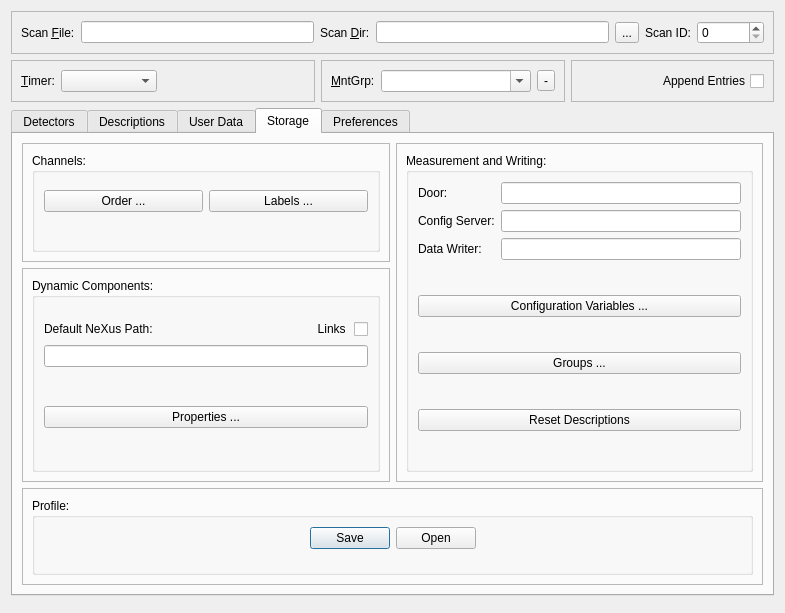
The window that nxselector/ui/Selector.ui (nexdatas/nxselector) describes before a commit, drawn with Qt 5.
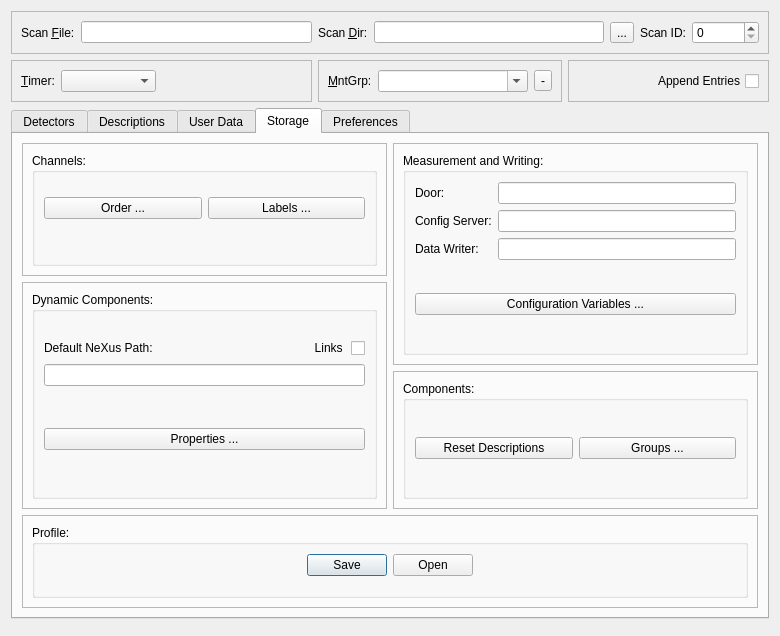
The same window after the commit. The open tabs and pages were chosen to show the change.

Commit message: change selector layout

```diff
--- a/nxselector/ui/Selector.ui
+++ b/nxselector/ui/Selector.ui
@@ -6,8 +6,8 @@
    <rect>
     <x>0</x>
     <y>0</y>
-    <width>785</width>
-    <height>613</height>
+    <width>780</width>
+    <height>636</height>
    </rect>
   </property>
   <property name="windowTitle">
@@ -342,6 +342,8 @@
         </attribute>
         <layout class="QGridLayout" name="gridLayout_21">
          <item row="0" column="0">
+          <layout class="QVBoxLayout" name="verticalLayout_9">
+           <item>
           <layout class="QHBoxLayout" name="horizontalLayout_5">
            <item>
             <layout class="QVBoxLayout" name="verticalLayout_6">
@@ -383,19 +385,6 @@
                      </property>
                     </spacer>
                    </item>
-                   <item row="3" column="1">
-                    <spacer name="verticalSpacer_22">
-                     <property name="orientation">
-                      <enum>Qt::Vertical</enum>
-                     </property>
-                     <property name="sizeHint" stdset="0">
-                      <size>
-                       <width>20</width>
-                       <height>40</height>
-                      </size>
-                     </property>
-                    </spacer>
-                   </item>
                    <item row="2" column="0">
                     <widget class="QPushButton" name="orderPushButton">
                      <property name="text">
@@ -403,6 +392,19 @@
                      </property>
                     </widget>
                    </item>
+                     <item row="3" column="1">
+                      <spacer name="verticalSpacer_22">
+                       <property name="orientation">
+                        <enum>Qt::Vertical</enum>
+                       </property>
+                       <property name="sizeHint" stdset="0">
+                        <size>
+                         <width>20</width>
+                         <height>40</height>
+                        </size>
+                       </property>
+                      </spacer>
+                     </item>
                   </layout>
                  </widget>
                 </item>
@@ -519,7 +521,7 @@
             </layout>
            </item>
            <item>
-            <layout class="QVBoxLayout" name="verticalLayout_4">
+              <layout class="QVBoxLayout" name="verticalLayout_8">
              <item>
               <widget class="QFrame" name="measFrame">
                <property name="frameShape">
@@ -607,29 +609,6 @@
                        </item>
                       </layout>
                      </item>
-                     <item>
-                      <spacer name="verticalSpacer_5">
-                       <property name="orientation">
-                        <enum>Qt::Vertical</enum>
-                       </property>
-                       <property name="sizeType">
-                        <enum>QSizePolicy::Maximum</enum>
-                       </property>
-                       <property name="sizeHint" stdset="0">
-                        <size>
-                         <width>20</width>
-                         <height>40</height>
-                        </size>
-                       </property>
-                      </spacer>
-                     </item>
-                     <item>
-                      <widget class="QPushButton" name="groupsPushButton">
-                       <property name="text">
-                        <string>Groups ...</string>
-                       </property>
-                      </widget>
-                     </item>
                      <item>
                       <spacer name="verticalSpacer_11">
                        <property name="orientation">
@@ -646,6 +625,47 @@
                        </property>
                       </spacer>
                      </item>
+                      </layout>
+                     </item>
+                    </layout>
+                   </widget>
+                  </item>
+                 </layout>
+                </widget>
+               </item>
+               <item>
+                <widget class="QFrame" name="componentFrame">
+                 <property name="frameShape">
+                  <enum>QFrame::StyledPanel</enum>
+                 </property>
+                 <property name="frameShadow">
+                  <enum>QFrame::Raised</enum>
+                 </property>
+                 <layout class="QGridLayout" name="gridLayout_9">
+                  <item row="0" column="0">
+                   <widget class="QGroupBox" name="groupBox_4">
+                    <property name="title">
+                     <string>Components:</string>
+                    </property>
+                    <layout class="QGridLayout" name="gridLayout_18">
+                     <item row="0" column="0">
+                      <spacer name="verticalSpacer_5">
+                       <property name="orientation">
+                        <enum>Qt::Vertical</enum>
+                       </property>
+                       <property name="sizeType">
+                        <enum>QSizePolicy::Maximum</enum>
+                       </property>
+                       <property name="sizeHint" stdset="0">
+                        <size>
+                         <width>20</width>
+                         <height>40</height>
+                        </size>
+                       </property>
+                      </spacer>
+                     </item>
+                     <item row="1" column="0">
+                      <layout class="QHBoxLayout" name="horizontalLayout_10">
                      <item>
                       <widget class="QPushButton" name="resetDescriptionsPushButton">
                        <property name="text">
@@ -654,13 +674,19 @@
                       </widget>
                      </item>
                      <item>
+                        <widget class="QPushButton" name="groupsPushButton">
+                         <property name="text">
+                          <string>Groups ...</string>
+                         </property>
+                        </widget>
+                       </item>
+                      </layout>
+                     </item>
+                     <item row="2" column="0">
                       <spacer name="verticalSpacer_7">
                        <property name="orientation">
                         <enum>Qt::Vertical</enum>
                        </property>
-                       <property name="sizeType">
-                        <enum>QSizePolicy::Expanding</enum>
-                       </property>
                        <property name="sizeHint" stdset="0">
                         <size>
                          <width>20</width>
@@ -670,8 +696,6 @@
                       </spacer>
                      </item>
                     </layout>
-                   </item>
-                  </layout>
                  </widget>
                 </item>
                </layout>
@@ -681,8 +705,8 @@
            </item>
           </layout>
          </item>
-         <item row="1" column="0">
-          <widget class="QFrame" name="frame_10">
+           <item>
+            <widget class="QFrame" name="profileFrame">
            <property name="frameShape">
             <enum>QFrame::StyledPanel</enum>
            </property>
@@ -745,6 +769,8 @@
           </widget>
          </item>
         </layout>
+         </item>
+        </layout>
        </widget>
        <widget class="QWidget" name="preferences">
         <attribute name="title">
```
Left out of the diff: 1 changed line with no effect on the pictures. Lines whose indentation alone changed are shown as unchanged.
